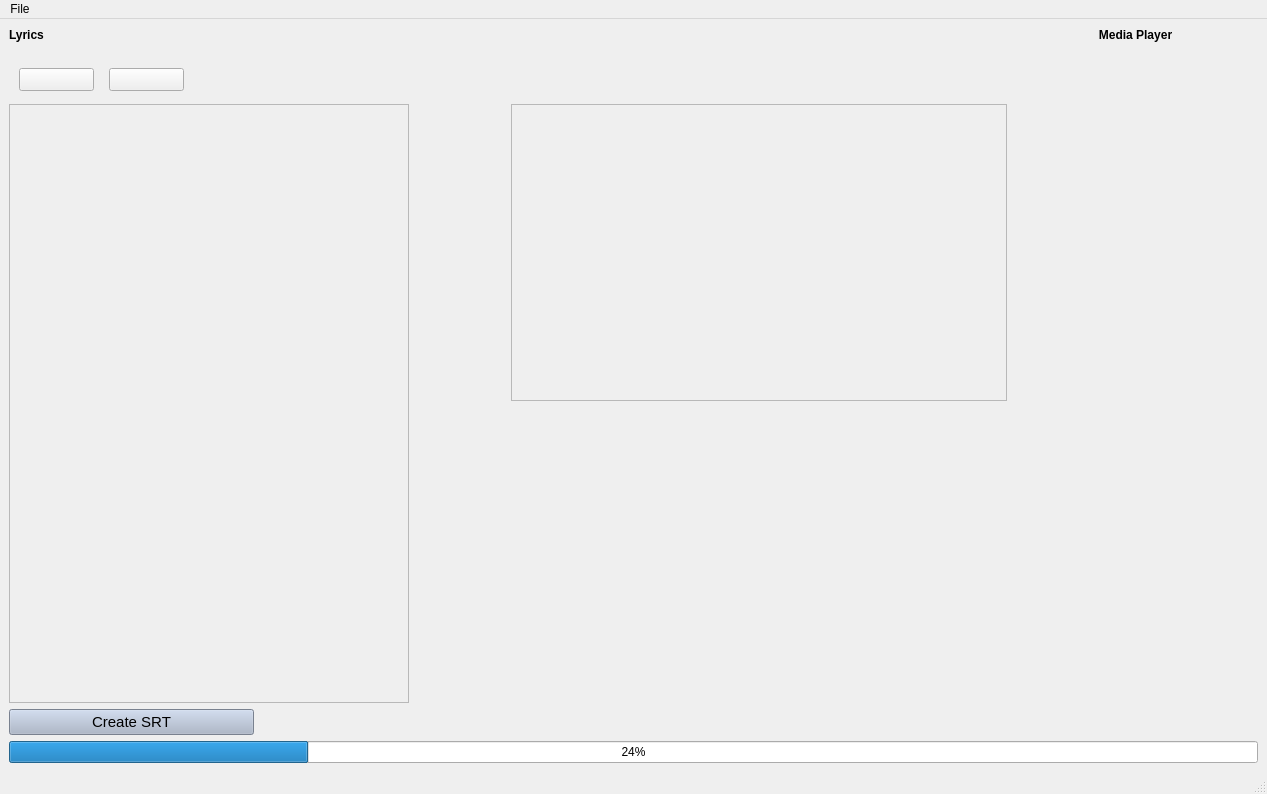
Old version of the form src/main/python/test_gui_screen1item.ui in the repository adriel3005/SrtEditor.
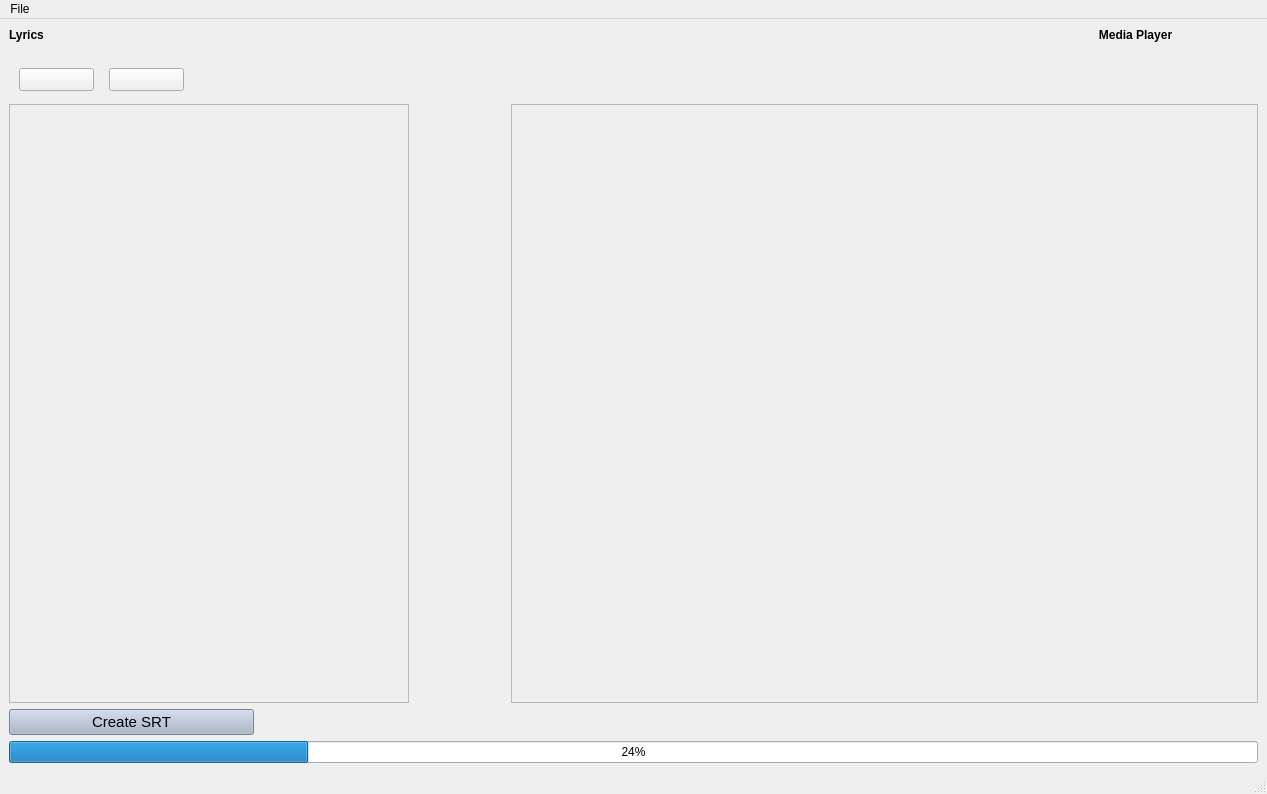
New version of the form. Icons and pictures are not drawn.

Commit message: Added initial video player.

Patch:
```diff
--- a/src/main/python/test_gui_screen1item.ui
+++ b/src/main/python/test_gui_screen1item.ui
@@ -77,16 +77,6 @@
       </widget>
      </widget>
     </item>
-    <item row="2" column="2" colspan="2">
-     <widget class="QFrame" name="frame">
-      <property name="frameShape">
-       <enum>QFrame::StyledPanel</enum>
-      </property>
-      <property name="frameShadow">
-       <enum>QFrame::Raised</enum>
-      </property>
-     </widget>
-    </item>
     <item row="5" column="0" colspan="5">
      <widget class="QProgressBar" name="progressBar">
       <property name="value">
@@ -209,6 +199,27 @@
       </widget>
      </widget>
     </item>
+    <item row="2" column="2" rowspan="2" colspan="3">
+     <widget class="QFrame" name="QFrameVideo">
+      <property name="frameShape">
+       <enum>QFrame::StyledPanel</enum>
+      </property>
+      <property name="frameShadow">
+       <enum>QFrame::Raised</enum>
+      </property>
+      <widget class="QWidget" name="verticalLayoutWidget">
+       <property name="geometry">
+        <rect>
+         <x>9</x>
+         <y>9</y>
+         <width>731</width>
+         <height>591</height>
+        </rect>
+       </property>
+       <layout class="QVBoxLayout" name="QVideoBoxVLayout"/>
+      </widget>
+     </widget>
+    </item>
    </layout>
   </widget>
   <widget class="QMenuBar" name="menubar">
```
The commit also changes 3 other files.
